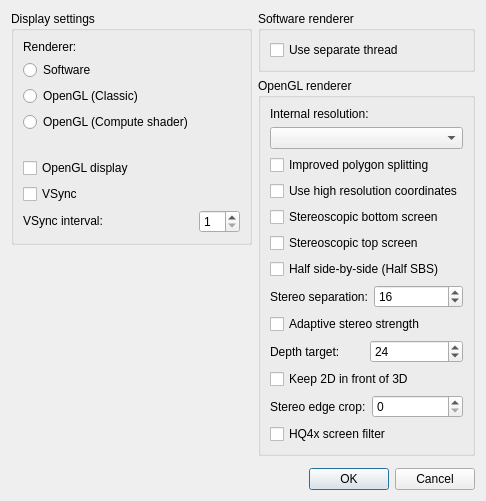
First picture: the form in src/frontend/qt_sdl/VideoSettingsDialog.ui, repository ChristopherCarson/melonDS, before the edit.
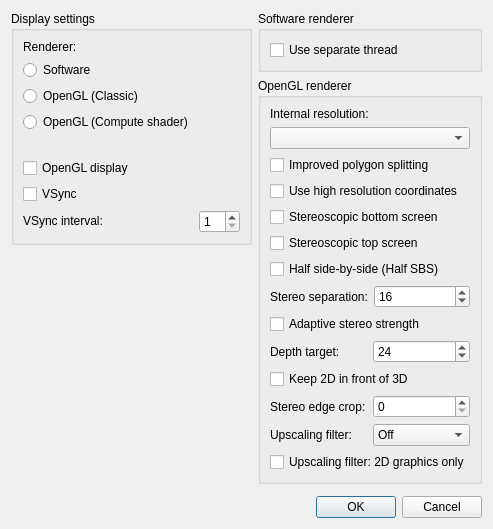
Second picture: the form after the edit.

Commit message: Adding xBRZ for menu items (2D screens)

What changed in the file:
```diff
--- a/src/frontend/qt_sdl/VideoSettingsDialog.ui
+++ b/src/frontend/qt_sdl/VideoSettingsDialog.ui
@@ -108,12 +108,45 @@
        </layout>
       </item>
       <item row="12" column="0">
-       <widget class="QCheckBox" name="cbHQ4x">
+       <layout class="QHBoxLayout" name="upscaleFilterLayout">
+        <item>
+         <widget class="QLabel" name="labelUpscaleFilter">
+          <property name="text">
+           <string>Upscaling filter:</string>
+          </property>
+         </widget>
+        </item>
+        <item>
+         <widget class="QComboBox" name="cbxUpscaleFilter">
+          <property name="toolTip">
+           <string>Smooth the displayed image using a pixel-art upscaling filter (HQ4x or xBRZ).</string>
+          </property>
+          <item>
+           <property name="text">
+            <string>Off</string>
+           </property>
+          </item>
+          <item>
+           <property name="text">
+            <string>HQ4x</string>
+           </property>
+          </item>
+          <item>
+           <property name="text">
+            <string>xBRZ</string>
+           </property>
+          </item>
+         </widget>
+        </item>
+       </layout>
+      </item>
+      <item row="13" column="0">
+       <widget class="QCheckBox" name="cbHQ4x2DOnly">
         <property name="toolTip">
          <string>Smooth the entire displayed image, including 3D, using the Android-style HQ4x filter.</string>
         </property>
         <property name="text">
-         <string>HQ4x screen filter</string>
+         <string>Upscaling filter: 2D graphics only</string>
         </property>
        </widget>
       </item>
```
Left out of the diff: 2 changed lines with no effect on the pictures. The commit also changes 9 other files.
